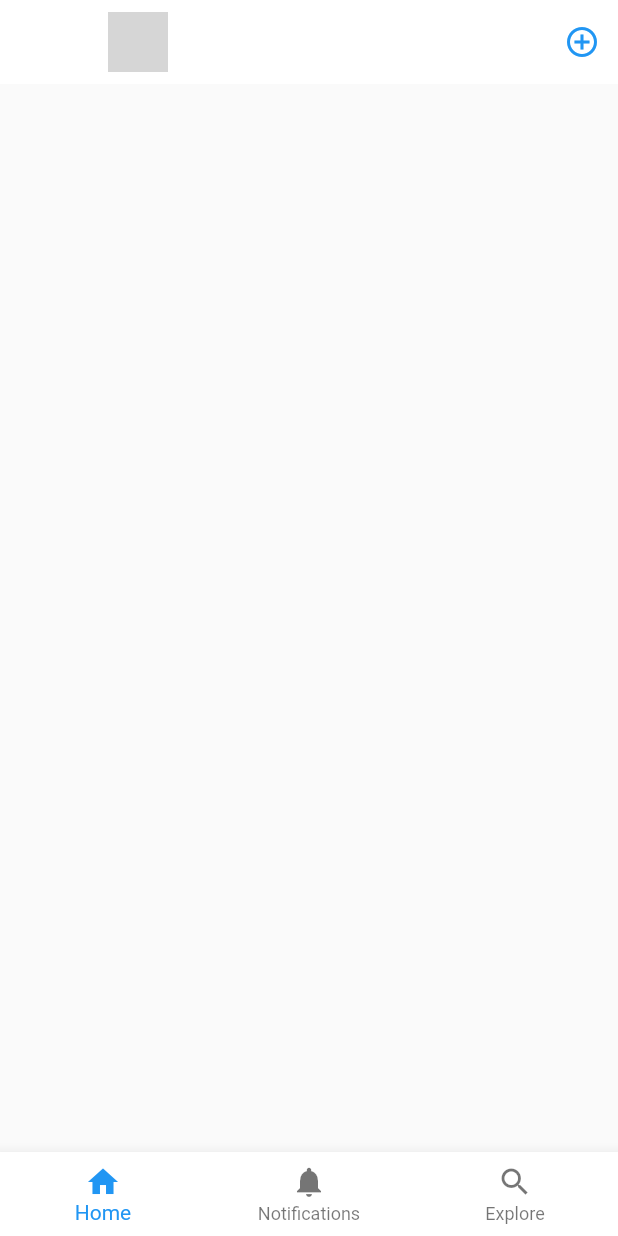
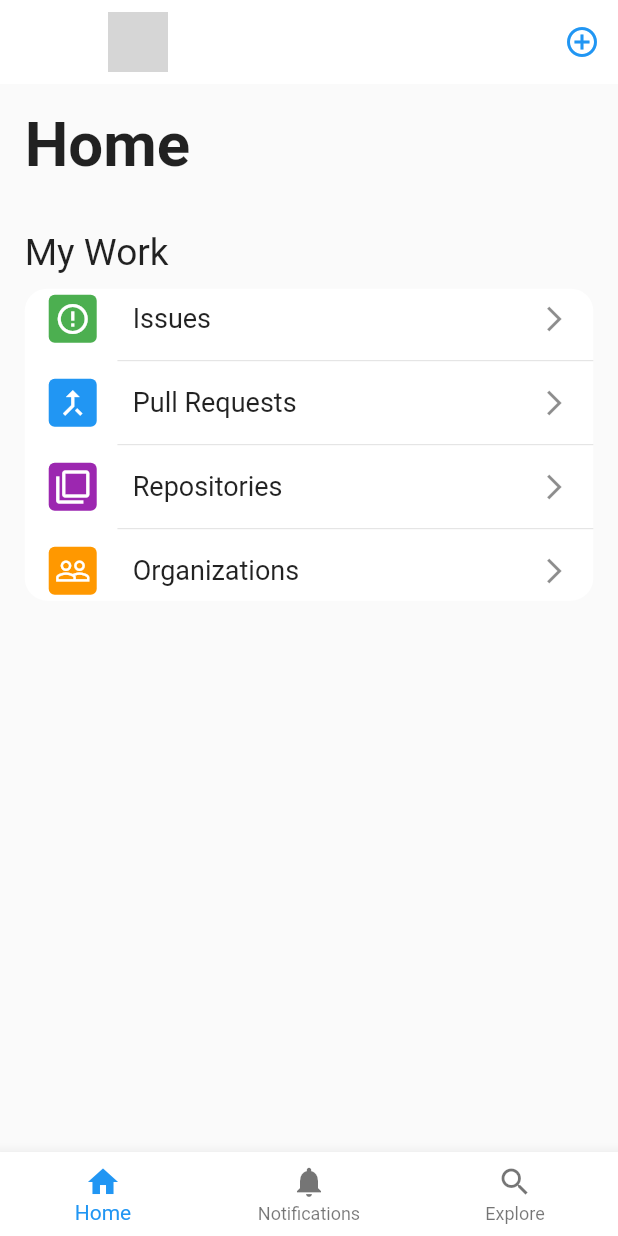
Before and after one commit to r0hnx/github_clone, a Flutter app: the HomePage screen opened directly, on a phone screen of 412 x 824 dp. Run offline on Flutter 3.47's test engine with Material 2 defaults, Android fonts, the phone set to English and light mode, and no system bars; network calls fail; grey boxes are pictures that could not be loaded.

Commit message:
added my work widget to home screen

```diff
--- a/lib/screens/home.dart
+++ b/lib/screens/home.dart
@@ -11,6 +11,7 @@ class _HomePageState extends State<HomePage> {
   int _currentstate = 0;
   @override
   Widget build(BuildContext context) {
+    double height = MediaQuery.of(context).size.height;
     return Scaffold(
       appBar: AppBar(
         title: CircleAvatar(
@@ -25,6 +26,37 @@ class _HomePageState extends State<HomePage> {
             onPressed: () => print("+"),
           )
         ],
+      ),
+      body: Container(
+        padding: EdgeInsets.all(height * 0.02),
+        child: Column(crossAxisAlignment: CrossAxisAlignment.start, children: [
+          Text(
+            "Home",
+            style:
+                TextStyle(fontSize: height * 0.05, fontWeight: FontWeight.bold),
+          ),
+          SizedBox(
+            height: height * 0.04,
+          ),
+          Text(
+            "My Work",
+            style: TextStyle(fontSize: height * 0.03),
+          ),
+          Padding(
+            padding: const EdgeInsets.only(top: 10.0),
+            child: Column(
+              children: [
+                Container(
+                    decoration: BoxDecoration(
+                      shape: BoxShape.rectangle,
+                      borderRadius: BorderRadius.circular(15.0),
+                      color: Colors.white,
+                    ),
+                    child: _myWork()),
+              ],
+            ),
+          ),
+        ]),
       ),
       bottomNavigationBar: BottomNavigationBar(
         backgroundColor: Colors.white,
@@ -50,4 +82,63 @@ class _HomePageState extends State<HomePage> {
       ),
     );
   }
+
+//my Work Widget
+  Widget _myWork() {
+    double width = MediaQuery.of(context).size.width;
+    return (Column(
+      children: [
+        _myWorkItem("Issues", Icon(
+                Icons.error_outline,
+                color: Colors.white,
+              ), Colors.green),
+        Divider(
+          indent: width * 0.15,
+        ),
+        _myWorkItem("Pull Requests", Icon(
+                Icons.call_merge,
+                color: Colors.white,
+              ), Colors.blue),
+        Divider(
+          indent: width * 0.15,
+        ),
+        _myWorkItem("Repositories", Icon(
+                Icons.filter_none,
+                color: Colors.white,
+              ), Colors.purple),
+        Divider(
+          indent: width * 0.15,
+        ),
+        _myWorkItem("Organizations", Icon(
+                Icons.people_outline,
+                color: Colors.white,
+              ), Colors.orange),
+      ],
+    ));
+  }
+
+//my work item component
+  Widget _myWorkItem(String title,Icon icon,Color color){
+   return(
+      ListTile(
+          visualDensity: VisualDensity(horizontal: 0, vertical: -4),
+          leading: Container(
+              decoration: BoxDecoration(
+                shape: BoxShape.rectangle,
+                borderRadius: BorderRadius.circular(4.0),
+                color: color,
+              ),
+              padding: EdgeInsets.all(4.0),
+              child: icon),
+          title: Text(
+            title,
+            style: TextStyle(fontSize: 18.0),
+          ),
+          trailing: Icon(
+            Icons.arrow_forward_ios,
+            size: 20.0,
+          ),
+        )
+   );
+ }
 }
```
